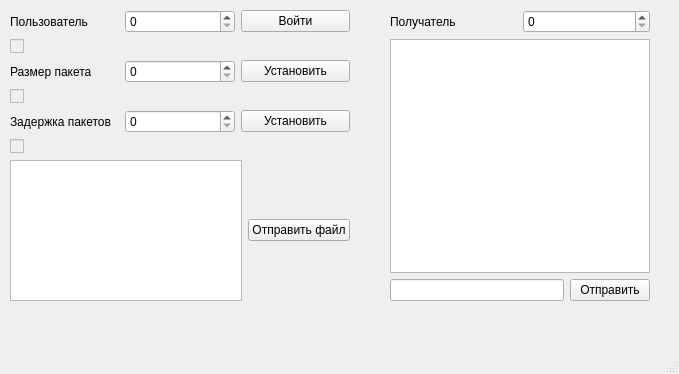
The window that ChatClient/mainwindow.ui (senyabk/PracticeChatUDP) describes before a commit, drawn with Qt 5.
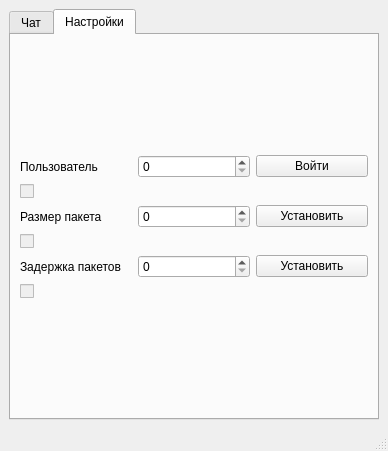
The same window after the commit. The open tabs and pages were chosen to show the change. Icons and pictures are not drawn.

The edit to the form file:
```diff
--- a/ChatClient/mainwindow.ui
+++ b/ChatClient/mainwindow.ui
@@ -6,23 +6,26 @@
    <rect>
     <x>0</x>
     <y>0</y>
-    <width>679</width>
-    <height>374</height>
+    <width>388</width>
+    <height>451</height>
    </rect>
   </property>
   <property name="windowTitle">
    <string>MainWindow</string>
   </property>
   <widget class="QWidget" name="centralwidget">
-   <widget class="QWidget" name="">
-    <property name="geometry">
-     <rect>
-      <x>390</x>
-      <y>10</y>
-      <width>260</width>
-      <height>291</height>
-     </rect>
-    </property>
+   <layout class="QGridLayout" name="gridLayout_3">
+    <item row="0" column="0">
+     <widget class="QTabWidget" name="tabWidget">
+      <property name="currentIndex">
+       <number>0</number>
+      </property>
+      <widget class="QWidget" name="tab">
+       <attribute name="title">
+        <string>Чат</string>
+       </attribute>
+       <layout class="QGridLayout" name="gridLayout">
+        <item row="0" column="0">
     <layout class="QVBoxLayout" name="verticalLayout_2">
      <item>
       <layout class="QHBoxLayout" name="horizontalLayout_2">
@@ -45,7 +48,11 @@
      <item>
       <layout class="QVBoxLayout" name="verticalLayout">
        <item>
-        <widget class="QTextEdit" name="textEdit"/>
+             <widget class="QTextEdit" name="textEdit">
+              <property name="readOnly">
+               <bool>true</bool>
+              </property>
+             </widget>
        </item>
        <item>
         <layout class="QHBoxLayout" name="horizontalLayout">
@@ -59,21 +66,51 @@
            </property>
           </widget>
          </item>
+              <item>
+               <widget class="QPushButton" name="sendFile">
+                <property name="text">
+                 <string/>
+                </property>
+                <property name="icon">
+                 <iconset>
+                  <normaloff>png-transparent-computer-icons-directory-document-file-folders-others.png</normaloff>png-transparent-computer-icons-directory-document-file-folders-others.png</iconset>
+                </property>
+               </widget>
+              </item>
         </layout>
        </item>
       </layout>
      </item>
-    </layout>
-   </widget>
-   <widget class="QWidget" name="">
-    <property name="geometry">
-     <rect>
-      <x>10</x>
-      <y>10</y>
-      <width>340</width>
-      <height>291</height>
-     </rect>
-    </property>
+          <item>
+           <widget class="QPushButton" name="requestButton">
+            <property name="text">
+             <string>Запросить еще раз</string>
+            </property>
+           </widget>
+          </item>
+         </layout>
+        </item>
+       </layout>
+      </widget>
+      <widget class="QWidget" name="tab_2">
+       <attribute name="title">
+        <string>Настройки</string>
+       </attribute>
+       <layout class="QGridLayout" name="gridLayout_2">
+        <item row="0" column="0">
+         <spacer name="verticalSpacer_2">
+          <property name="orientation">
+           <enum>Qt::Vertical</enum>
+          </property>
+          <property name="sizeHint" stdset="0">
+           <size>
+            <width>20</width>
+            <height>40</height>
+           </size>
+          </property>
+         </spacer>
+        </item>
+        <item row="1" column="0">
     <layout class="QVBoxLayout" name="verticalLayout_8">
      <item>
       <layout class="QVBoxLayout" name="verticalLayout_7">
@@ -99,6 +136,9 @@
              </item>
              <item>
               <widget class="QPushButton" name="pushButton">
+                    <property name="styleSheet">
+                     <string notr="true"/>
+                    </property>
                <property name="text">
                 <string>Войти</string>
                </property>
@@ -203,32 +243,26 @@
        </item>
       </layout>
      </item>
-     <item>
-      <layout class="QHBoxLayout" name="horizontalLayout_6">
-       <item>
-        <widget class="QTextEdit" name="textEdit_2"/>
-       </item>
-       <item>
-        <widget class="QPushButton" name="sendFile">
-         <property name="text">
-          <string>Отправить файл</string>
-         </property>
-        </widget>
-       </item>
-      </layout>
-     </item>
-    </layout>
-   </widget>
-  </widget>
-  <widget class="QMenuBar" name="menubar">
-   <property name="geometry">
-    <rect>
-     <x>0</x>
-     <y>0</y>
-     <width>679</width>
-     <height>25</height>
-    </rect>
-   </property>
+         </layout>
+        </item>
+        <item row="2" column="0">
+         <spacer name="verticalSpacer">
+          <property name="orientation">
+           <enum>Qt::Vertical</enum>
+          </property>
+          <property name="sizeHint" stdset="0">
+           <size>
+            <width>20</width>
+            <height>40</height>
+           </size>
+          </property>
+         </spacer>
+        </item>
+       </layout>
+      </widget>
+     </widget>
+    </item>
+   </layout>
   </widget>
   <widget class="QStatusBar" name="statusbar"/>
  </widget>
```
Left out of the diff: 2 changed lines with no effect on the pictures. Lines whose indentation alone changed are shown as unchanged.
